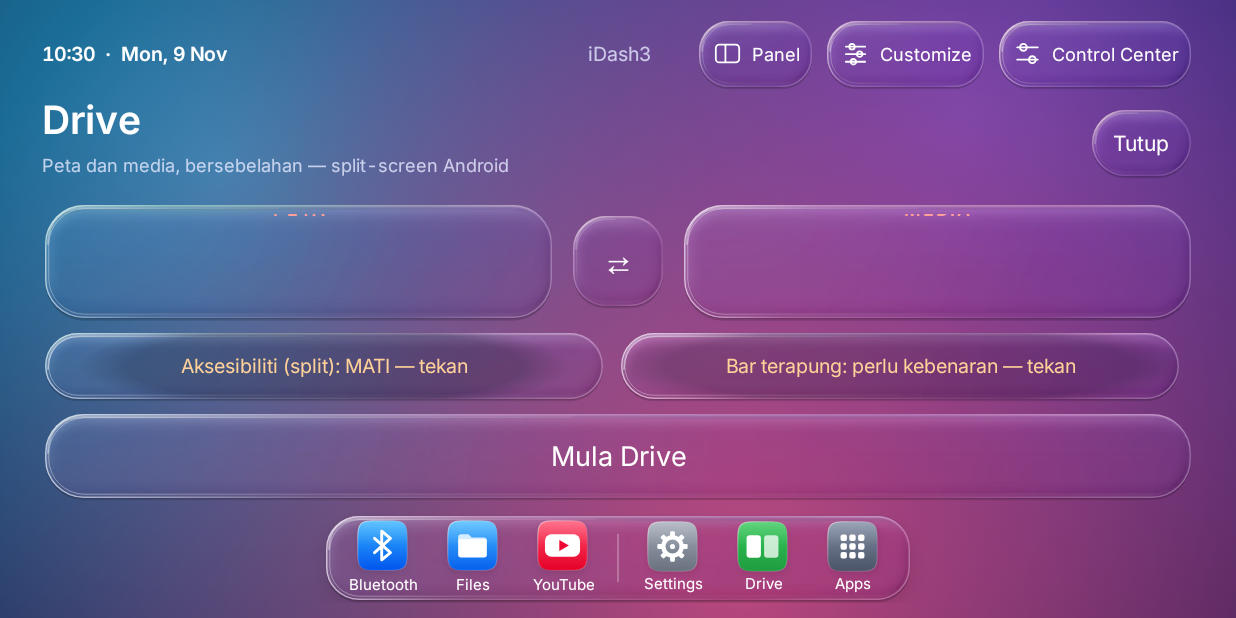
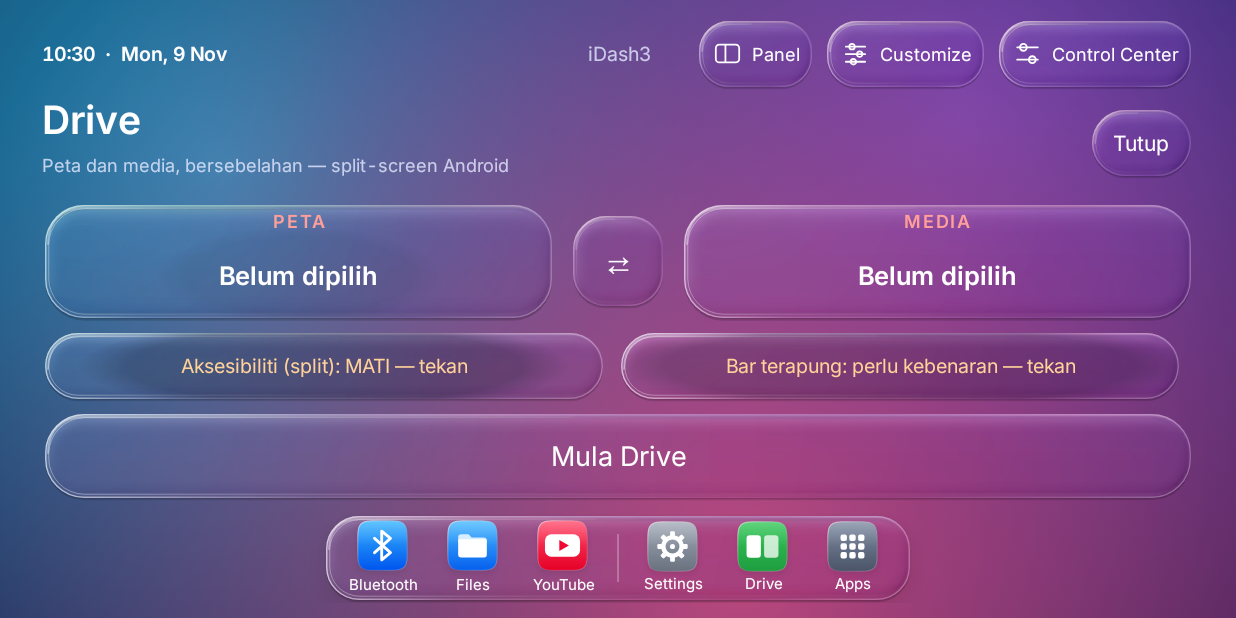
Before and after one commit to shazwannoor95-jpg/iDash3, an Android app: the screen it shows after launch (LauncherActivity), after a tap on "Drive", on a phone screen of 824 x 412 dp (held sideways). Run offline under Robolectric (Android 15) with nearby library versions, the phone set to English and light mode, and no system bars; our stand-ins replace data binding; pictures from the network do not load.

Commit message:
Drive: kad PETA/MEDIA tidak lagi terpotong pada skrin rendah
Kandungan kad lebih tinggi daripada ruang kad, jadi label peranan di atas
dan nama app di bawah terpotong (gravity CENTER). Ikon kini mengambil baki
tinggi (lebar maksimum 64dp, FIT_CENTER) dan hint "Tekan untuk tukar"
disembunyikan apabila kad lebih pendek daripada 120dp.

🤖 Generated with Codebuff
Co-Authored-By: Codebuff <noreply@codebuff.com>

```diff
--- a/app/src/main/java/com/shazwan/idash3/DrivePage.java
+++ b/app/src/main/java/com/shazwan/idash3/DrivePage.java
@@ -85,13 +85,23 @@ final class DrivePage {
     }
 
     private static View card(final LauncherActivity a, String role, String component, final String[] prefs, final String prefKey) {
-        LinearLayout card = a.column(); card.setGravity(Gravity.CENTER); card.setPadding(a.dp(12), a.dp(8), a.dp(12), a.dp(8)); card.setBackground(a.glass(0x6a2b3d5c, 26));
-        TextView r = a.text(role, 12, 0xffff9f9a); r.setTypeface(IosStyle.font(a, true)); r.setLetterSpacing(.1f); r.setGravity(Gravity.CENTER); r.setTag(GlassSurface.NO_SCRIM); card.addView(r);
+        LinearLayout card = a.column(); card.setGravity(Gravity.CENTER); card.setPadding(a.dp(12), a.dp(6), a.dp(12), a.dp(6)); card.setBackground(a.glass(0x6a2b3d5c, 26));
+        TextView r = a.text(role, 12, 0xffff9f9a); r.setTypeface(IosStyle.font(a, true)); r.setLetterSpacing(.1f); r.setGravity(Gravity.CENTER); r.setTag(GlassSurface.NO_SCRIM); r.setMaxLines(1); r.setIncludeFontPadding(false); card.addView(r);
         LauncherActivity.App app = component == null ? null : find(a, component);
-        ImageView icon = new ImageView(a); if (app != null) icon.setImageBitmap(app.icon);
-        LinearLayout.LayoutParams ip = new LinearLayout.LayoutParams(a.dp(64), a.dp(64)); ip.topMargin = a.dp(6); card.addView(icon, ip);
-        TextView name = a.text(app == null ? "Belum dipilih" : app.label, 17, Color.WHITE); name.setTypeface(IosStyle.font(a, true)); name.setGravity(Gravity.CENTER); name.setMaxLines(1); name.setEllipsize(android.text.TextUtils.TruncateAt.END);
-        card.addView(name); TextView change = a.text("Tekan untuk tukar", 12, 0xb3ffffff); change.setGravity(Gravity.CENTER); card.addView(change);
+        // The icon absorbs the leftover height (never wider than 64dp), so a short head-unit screen
+        // shrinks it instead of clipping the role label above it and the app name below it.
+        ImageView icon = new ImageView(a); icon.setScaleType(ImageView.ScaleType.FIT_CENTER); if (app != null) icon.setImageBitmap(app.icon);
+        LinearLayout.LayoutParams ip = new LinearLayout.LayoutParams(a.dp(64), 0, 1); ip.topMargin = a.dp(2); ip.gravity = Gravity.CENTER_HORIZONTAL; card.addView(icon, ip);
+        TextView name = a.text(app == null ? "Belum dipilih" : app.label, 17, Color.WHITE); name.setTypeface(IosStyle.font(a, true)); name.setGravity(Gravity.CENTER); name.setMaxLines(1); name.setEllipsize(android.text.TextUtils.TruncateAt.END); name.setIncludeFontPadding(false);
+        card.addView(name, new LinearLayout.LayoutParams(-1, -2));
+        final TextView change = a.text("Tekan untuk tukar", 12, 0xb3ffffff); change.setGravity(Gravity.CENTER); change.setMaxLines(1); change.setIncludeFontPadding(false);
+        card.addView(change, new LinearLayout.LayoutParams(-1, -2));
+        // Short cards drop the tap hint rather than letting the three text rows overflow the card.
+        final int hintMinHeight = a.dp(120);
+        card.addOnLayoutChangeListener((v, l, t, right, bottom, oldL, oldT, oldRight, oldBottom) -> {
+            int wanted = bottom - t < hintMinHeight ? View.GONE : View.VISIBLE;
+            if (change.getVisibility() != wanted) change.setVisibility(wanted);
+        });
         card.setContentDescription(role + ": " + (app == null ? "belum dipilih" : app.label));
         card.setMinimumHeight(a.dp(48));
         card.setOnClickListener(v -> choose(a, role, prefs, prefKey));
```
